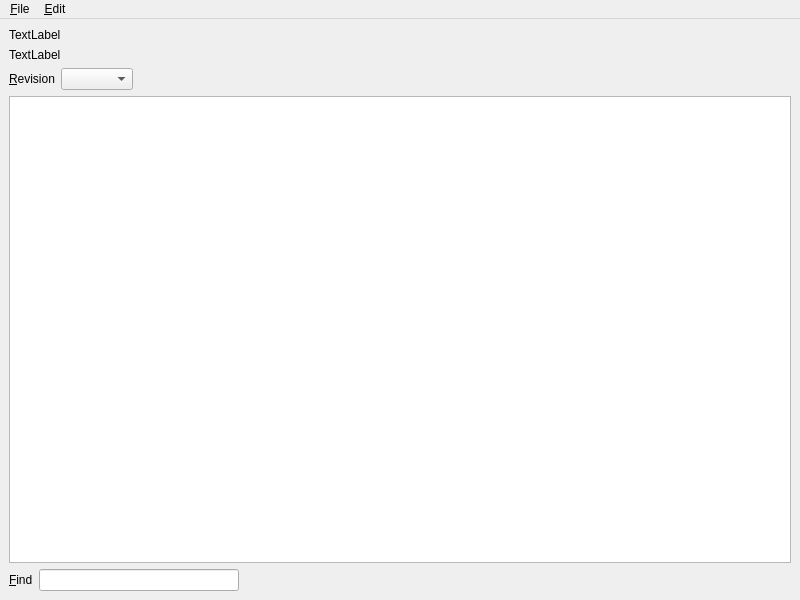
This is branches/trunk/GoldBug-UI/spot-on-pageviewer.ui in textbrowser/spot-on as Qt 5 draws it before an edit. The edited form follows.
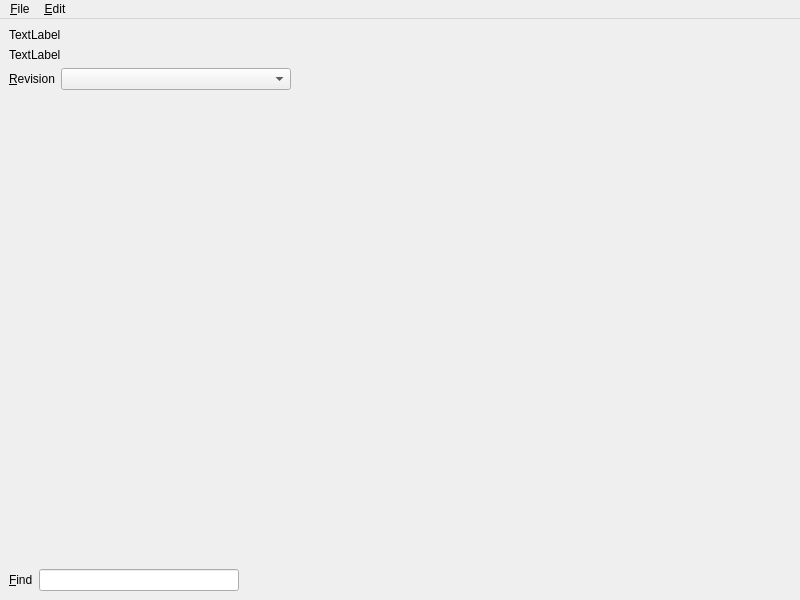
This is the edited form. Icons and pictures are not drawn. Custom widgets are drawn as their Qt base class.

Commit message: GB build completion.

Patch:
```diff
--- a/branches/trunk/GoldBug-UI/spot-on-pageviewer.ui
+++ b/branches/trunk/GoldBug-UI/spot-on-pageviewer.ui
@@ -56,6 +56,9 @@
         <property name="sizeAdjustPolicy">
          <enum>QComboBox::AdjustToContents</enum>
         </property>
+        <property name="minimumContentsLength">
+         <number>25</number>
+        </property>
        </widget>
       </item>
       <item>
@@ -74,10 +77,21 @@
      </layout>
     </item>
     <item>
-     <widget class="spoton_textbrowser" name="textBrowser">
-      <property name="openLinks">
-       <bool>false</bool>
+     <widget class="QFrame" name="frame">
+      <property name="sizePolicy">
+       <sizepolicy hsizetype="Preferred" vsizetype="Expanding">
+        <horstretch>0</horstretch>
+        <verstretch>0</verstretch>
+       </sizepolicy>
       </property>
+      <layout class="QVBoxLayout" name="verticalLayout_3">
+       <property name="spacing">
+        <number>0</number>
+       </property>
+       <property name="margin">
+        <number>0</number>
+       </property>
+      </layout>
      </widget>
     </item>
     <item>
@@ -182,13 +196,6 @@
    </property>
   </action>
  </widget>
- <customwidgets>
-  <customwidget>
-   <class>spoton_textbrowser</class>
-   <extends>QTextBrowser</extends>
-   <header>spot-on-textbrowser.h</header>
-  </customwidget>
- </customwidgets>
  <tabstops>
   <tabstop>revision</tabstop>
   <tabstop>textBrowser</tabstop>
```
Left out of the diff: 3 changed lines with no effect on the pictures. The commit also changes 2 other files.
